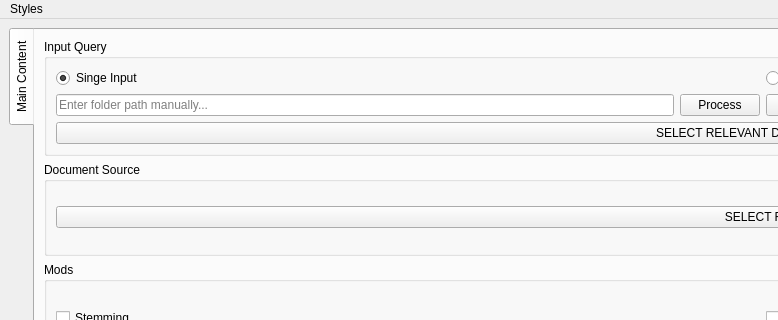
Old version of the form gui/main_window.ui in the repository NerbFox/IR-System; both pictures show x 0 to 778 and y 0 to 320 of the 1501 by 806 pixel window.
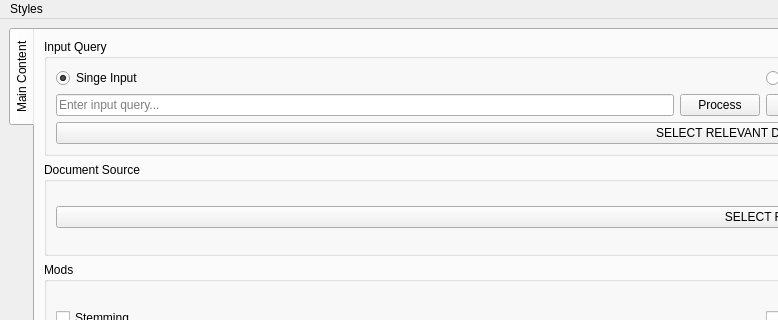
New version of the form.

```diff
--- a/gui/main_window.ui
+++ b/gui/main_window.ui
@@ -110,7 +110,7 @@
              <item>
               <widget class="QLineEdit" name="lineEdit">
                <property name="placeholderText">
-                <string>Enter folder path manually...</string>
+                <string>Enter input query...</string>
                </property>
               </widget>
              </item>
```
